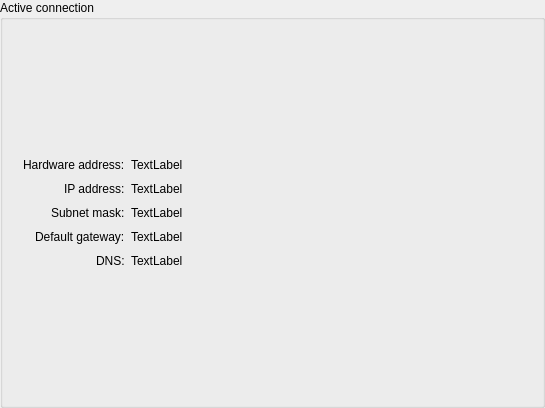
This is manager/ipv4widget.ui in OSSystems/qconnman-ui as Qt 5 draws it before an edit. The edited form follows.
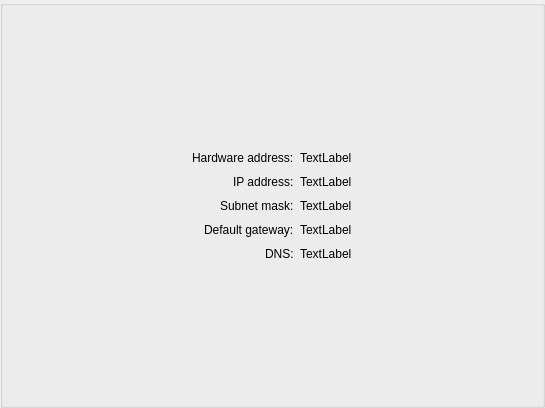
This is the edited form.

Commit message: Ipv4Widget: Layout alignment changed

```diff
--- a/manager/ipv4widget.ui
+++ b/manager/ipv4widget.ui
@@ -20,7 +20,7 @@
    <string notr="true">Form</string>
   </property>
   <property name="title">
-   <string>Active connection</string>
+   <string/>
   </property>
   <layout class="QFormLayout" name="formLayout_2">
    <property name="fieldGrowthPolicy">
@@ -30,7 +30,7 @@
     <set>Qt::AlignRight|Qt::AlignTrailing|Qt::AlignVCenter</set>
    </property>
    <property name="formAlignment">
-    <set>Qt::AlignLeading|Qt::AlignLeft|Qt::AlignVCenter</set>
+    <set>Qt::AlignCenter</set>
    </property>
    <property name="horizontalSpacing">
     <number>6</number>
@@ -39,7 +39,7 @@
     <number>10</number>
    </property>
    <property name="leftMargin">
-    <number>20</number>
+    <number>4</number>
    </property>
    <item row="0" column="0">
     <widget class="QLabel" name="label_9">
```
